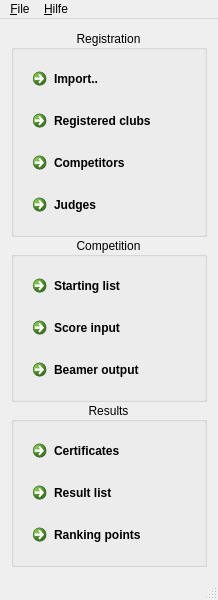
Before: the Qt Designer form ui/mainwindow.ui in MrApe/OpenCompetition, drawn with Qt 5.
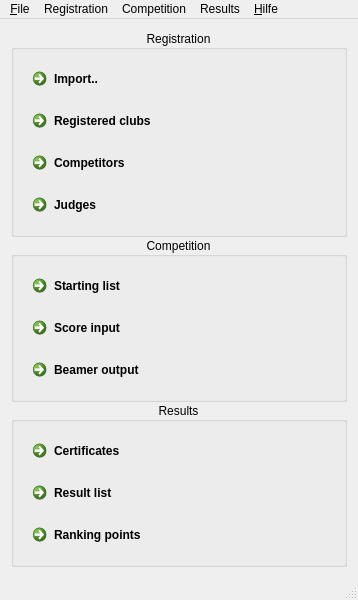
After: the same form once the commit is applied. Icons and pictures are not drawn.

Commit message:
Main Menu
	+ menu items for mac global menu

Patch:
```diff
--- a/ui/mainwindow.ui
+++ b/ui/mainwindow.ui
@@ -6,7 +6,7 @@
    <rect>
     <x>0</x>
     <y>0</y>
-    <width>214</width>
+    <width>358</width>
     <height>600</height>
    </rect>
   </property>
@@ -181,8 +181,8 @@
     <rect>
      <x>0</x>
      <y>0</y>
-     <width>214</width>
-     <height>27</height>
+     <width>358</width>
+     <height>22</height>
     </rect>
    </property>
    <widget class="QMenu" name="menuDatei">
@@ -201,7 +201,35 @@
     </property>
     <addaction name="action_about"/>
    </widget>
+   <widget class="QMenu" name="menuRegistration">
+    <property name="title">
+     <string>Registration</string>
+    </property>
+    <addaction name="action_import"/>
+    <addaction name="actionRegistered_clubs"/>
+    <addaction name="actionCompetitors"/>
+    <addaction name="actionJudges"/>
+   </widget>
+   <widget class="QMenu" name="menuCompetition">
+    <property name="title">
+     <string>Competition</string>
+    </property>
+    <addaction name="actionStarting_list"/>
+    <addaction name="actionScoore_input"/>
+    <addaction name="actionBeamer_output"/>
+   </widget>
+   <widget class="QMenu" name="menuResults">
+    <property name="title">
+     <string>Results</string>
+    </property>
+    <addaction name="actionCertificates"/>
+    <addaction name="actionResult_list"/>
+    <addaction name="actionRanking_points"/>
+   </widget>
    <addaction name="menuDatei"/>
+   <addaction name="menuRegistration"/>
+   <addaction name="menuCompetition"/>
+   <addaction name="menuResults"/>
    <addaction name="menuAbout"/>
   </widget>
   <widget class="QStatusBar" name="statusBar"/>
```
Left out of the diff: 224 changed lines with no effect on the pictures. The commit also changes 1 other file.
